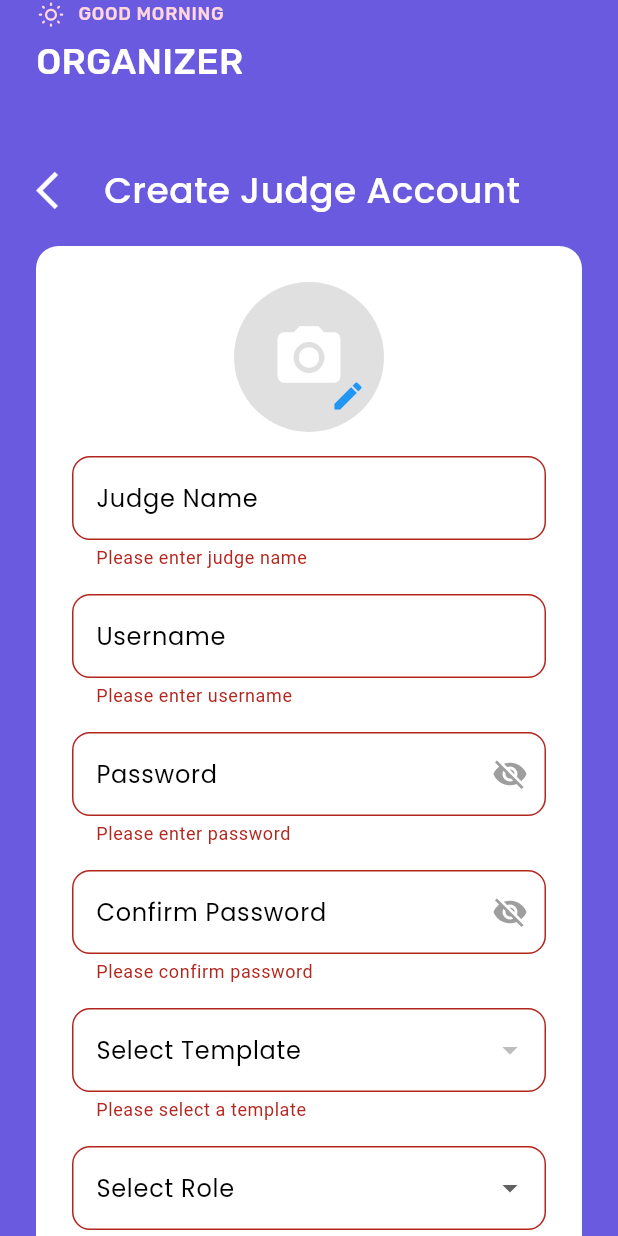
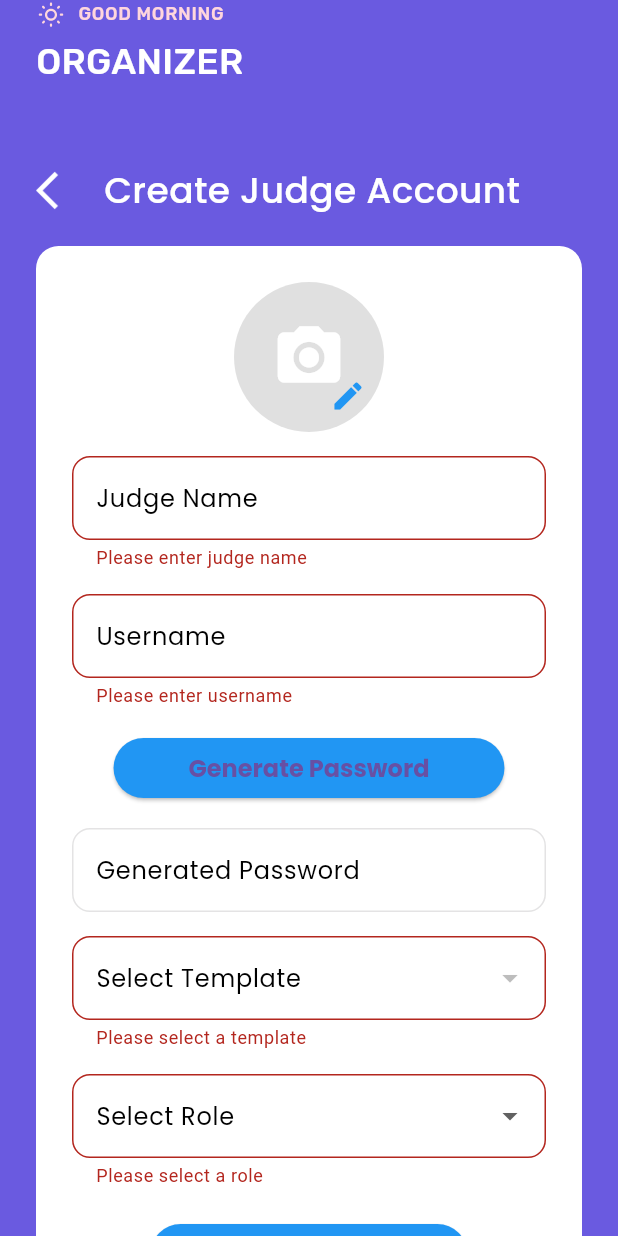
Before and after one commit to Yuri-00718/TabbyGo, a Flutter app: the JudgeCreation screen opened directly, after a tap on "Create Judge", on a phone screen of 412 x 824 dp. Run offline on Flutter 3.47's test engine with Material 3 defaults, Android fonts, the phone set to English and light mode, and no system bars; our stand-ins replace cloud_firestore, connectivity_plus, dio, file_picker, firebase_auth, firebase_core and 11 more; missing offline and left inert: mailer; accounts and stored records are empty.

Commit message:
Generated Password for Judge creation in organizer module

```diff
--- a/lib/pages/Organizer_module/user_judge_creation.dart
+++ b/lib/pages/Organizer_module/user_judge_creation.dart
@@ -6,6 +6,7 @@ import 'package:google_fonts/google_fonts.dart';
 import 'package:flutter_svg/flutter_svg.dart';
 import 'package:tabby/pages/Backend/data_base_helper.dart';
 import 'package:image_picker/image_picker.dart';
+import 'dart:math';
 
 class JudgeCreation extends StatefulWidget {
   final String role;
@@ -27,10 +28,11 @@ class _JudgeCreationState extends State<JudgeCreation> {
   final _nameController = TextEditingController();
   final _usernameController = TextEditingController();
   final _passwordController = TextEditingController();
-  final _confirmPasswordController = TextEditingController();
+  // final _confirmPasswordController = TextEditingController();
+  String _generatedPassword = '';
 
-  bool _isPasswordVisible = false;
-  bool _isConfirmPasswordVisible = false;
+  // bool _isPasswordVisible = false;
+  // bool _isConfirmPasswordVisible = false;
 
   String? _selectedTemplate;
   List<String> _templates = [];
@@ -63,8 +65,8 @@ class _JudgeCreationState extends State<JudgeCreation> {
     final judge = widget.judge;
     _nameController.text = judge['name'] ?? '';
     _usernameController.text = judge['username'] ?? '';
-    _passwordController.text = judge['password'] ?? '';
-    _confirmPasswordController.text = judge['password'] ?? '';
+    // _passwordController.text = judge['password'] ?? '';
+    // _confirmPasswordController.text = judge['password'] ?? '';
     _selectedRole = judge['role'];
 
     // Set default template if not available in the list
@@ -89,11 +91,26 @@ class _JudgeCreationState extends State<JudgeCreation> {
     }
   }
 
+  // Generate random 6-digit password
+  String _generateRandomPassword() {
+    final random = Random();
+    const chars = '0123456789';
+    return List.generate(6, (index) => chars[random.nextInt(chars.length)])
+        .join();
+  }
+
+  void _generatePassword() {
+    setState(() {
+      _generatedPassword = _generateRandomPassword();
+      _passwordController.text = _generatedPassword;
+    });
+  }
+
   Future<void> _submitForm() async {
     if (_formKey.currentState?.validate() ?? false) {
       final name = _nameController.text;
       final username = _usernameController.text;
-      final password = _passwordController.text;
+      final password = _generatedPassword; // Use generated password
       final role = _selectedRole;
       final template = _selectedTemplate;
 
@@ -343,71 +360,32 @@ class _JudgeCreationState extends State<JudgeCreation> {
               },
             ),
             const SizedBox(height: 16),
+            Center(
+              child: ElevatedButton(
+                onPressed: _generatePassword,
+                style: ElevatedButton.styleFrom(
+                  backgroundColor: Colors.blue,
+                  padding: const EdgeInsets.symmetric(horizontal: 50),
+                  textStyle: GoogleFonts.poppins(
+                    fontSize: 16,
+                    fontWeight: FontWeight.bold,
+                  ),
+                ),
+                child: const Text('Generate Password'),
+              ),
+            ),
+            const SizedBox(height: 16),
             TextFormField(
               controller: _passwordController,
-              obscureText: !_isPasswordVisible,
+              enabled: false,
               decoration: InputDecoration(
-                labelText: 'Password',
+                labelText: 'Generated Password',
                 labelStyle: GoogleFonts.poppins(color: Colors.black),
                 border: OutlineInputBorder(
                   borderRadius: BorderRadius.circular(12),
                 ),
-                suffixIcon: IconButton(
-                  icon: Icon(
-                    _isPasswordVisible
-                        ? Icons.visibility
-                        : Icons.visibility_off,
-                    color: Colors.grey,
-                  ),
-                  onPressed: () {
-                    setState(() {
-                      _isPasswordVisible = !_isPasswordVisible;
-                    });
-                  },
-                ),
               ),
               style: GoogleFonts.poppins(color: Colors.black),
-              validator: (value) {
-                if (value == null || value.isEmpty) {
-                  return 'Please enter password';
-                }
-                return null;
-              },
-            ),
-            const SizedBox(height: 16),
-            TextFormField(
-              controller: _confirmPasswordController,
-              obscureText: !_isConfirmPasswordVisible,
-              decoration: InputDecoration(
-                labelText: 'Confirm Password',
-                labelStyle: GoogleFonts.poppins(color: Colors.black),
-                border: OutlineInputBorder(
-                  borderRadius: BorderRadius.circular(12),
-                ),
-                suffixIcon: IconButton(
-                  icon: Icon(
-                    _isConfirmPasswordVisible
-                        ? Icons.visibility
-                        : Icons.visibility_off,
-                    color: Colors.grey,
-                  ),
-                  onPressed: () {
-                    setState(() {
-                      _isConfirmPasswordVisible = !_isConfirmPasswordVisible;
-                    });
-                  },
-                ),
-              ),
-              style: GoogleFonts.poppins(color: Colors.black),
-              validator: (value) {
-                if (value == null || value.isEmpty) {
-                  return 'Please confirm password';
-                }
-                if (value != _passwordController.text) {
-                  return 'Passwords do not match';
-                }
-                return null;
-              },
             ),
             const SizedBox(height: 16),
             DropdownButtonFormField<String>(
```
